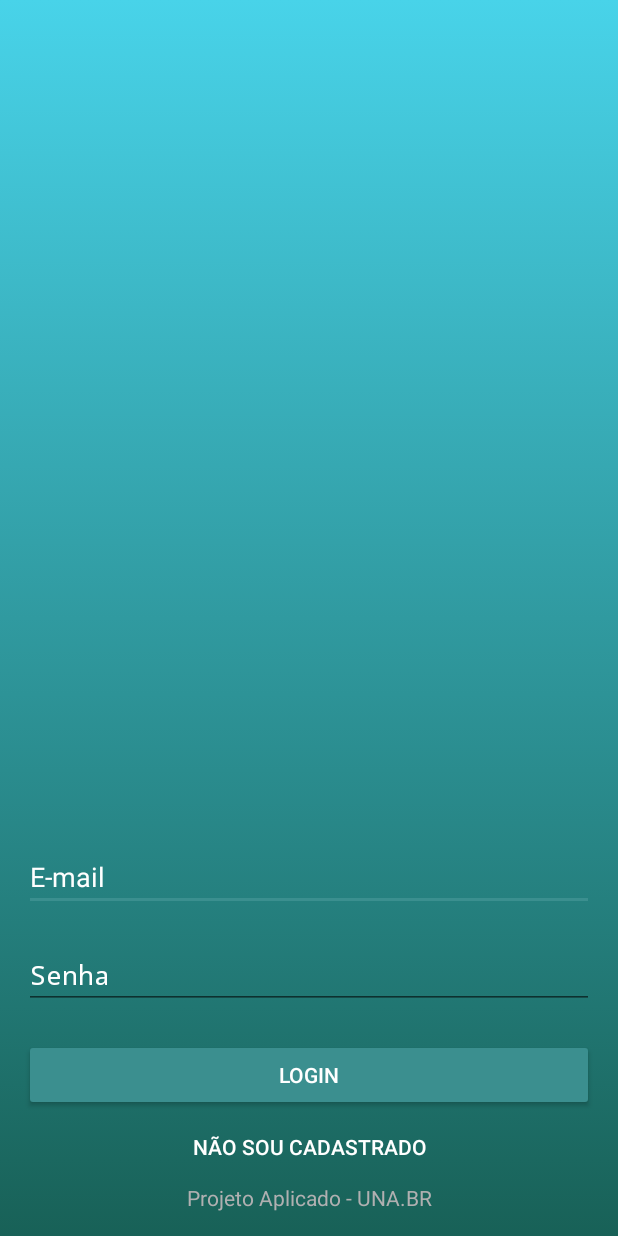
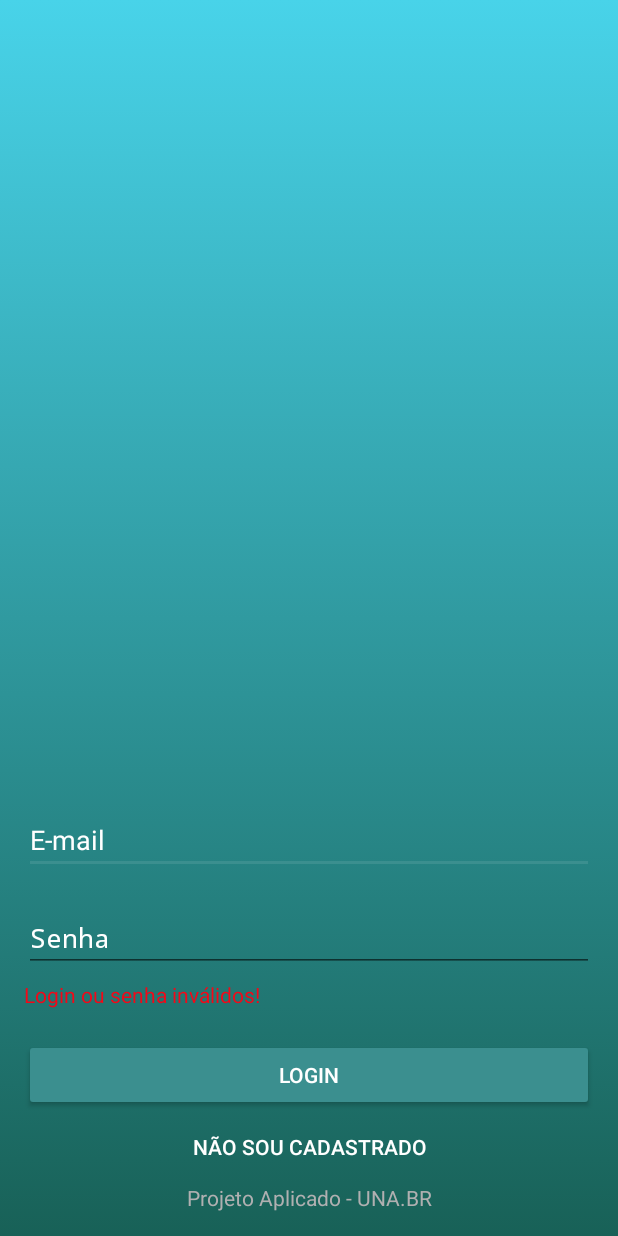
Before and after one commit to marcosbenevides/ProjetoAplicado-ECP4AN, an Android app: the screen it shows after launch (LoginActivity), on a phone screen of 412 x 824 dp. Run offline under Robolectric (Android 15) with nearby library versions, the phone set to English and light mode, and no system bars.

Commit message:
Interação com WS 2

```diff
--- a/app/src/main/java/br/una/projetoaplicado/marcosbenevides/vizinhancasegura/classes/Usuario.java
+++ b/app/src/main/java/br/una/projetoaplicado/marcosbenevides/vizinhancasegura/classes/Usuario.java
@@ -1,12 +1,26 @@
 package br.una.projetoaplicado.marcosbenevides.vizinhancasegura.classes;
+
 
 /**
  * Created by marcos.benevides on 21/10/2016.
  */
 
 public class Usuario {
+
     private String nome;
     private String email;
+
+
+    public Usuario() {
+    }
+
+    @Override
+    public String toString() {
+        return "Usuario{" +
+                "nome='" + nome + '\'' +
+                ", email='" + email + '\'' +
+                '}';
+    }
 
     public String getNome() {
         return nome;
@@ -24,11 +38,4 @@ public class Usuario {
         this.email = email;
     }
 
-    @Override
-    public String toString() {
-        return "Usuario{" +
-                "nome='" + nome + '\'' +
-                ", email='" + email + '\'' +
-                '}';
-    }
 }
--- /dev/null
+++ b/app/src/main/java/br/una/projetoaplicado/marcosbenevides/vizinhancasegura/requisicoesWS/RetrofitService.java
@@ -0,0 +1,30 @@
+package br.una.projetoaplicado.marcosbenevides.vizinhancasegura.requisicoesWS;
+
+import br.una.projetoaplicado.marcosbenevides.vizinhancasegura.classes.Usuario;
+import retrofit2.Call;
+import retrofit2.http.Field;
+import retrofit2.http.FormUrlEncoded;
+import retrofit2.http.GET;
+import retrofit2.http.Headers;
+import retrofit2.http.Path;
+
+/**
+ * Created by Marcos Benevides on 22/10/2016.
+ */
+
+public interface RetrofitService {
+
+    @GET("usuario")
+//    Call<String> buscarUsuario();
+
+    Call<Boolean> login();
+/*    Call<Usuario> buscarUsuario(@Path("idusuario") String idusuario,
+                                   @Path("nome") String nome,
+                                   @Path("email") String email,
+                                   @Path("enderecos") String enderecos,
+                                   @Path("segurancas") String segurancas,
+                                   @Path("alertas") String alertas);*/
+
+
+
+}
--- a/app/src/main/res/layout/activity_login.xml
+++ b/app/src/main/res/layout/activity_login.xml
@@ -56,13 +56,28 @@
         <EditText
             android:layout_width="fill_parent"
             android:layout_height="wrap_content"
-            android:layout_marginBottom="20dp"
+            android:layout_marginBottom="5dp"
             android:layout_marginLeft="0dp"
             android:layout_marginRight="0dp"
             android:password="true"
             android:hint="Senha"
             android:textColor="#ffffff"
             android:id="@+id/senhaEditor" />
+
+        <TextView
+            android:text="Login ou senha inválidos!"
+            android:layout_width="match_parent"
+            android:layout_height="wrap_content"
+            android:id="@+id/status_login"
+            android:visibility="visible"
+            android:textColor="@color/colorAccent"
+            android:layout_marginBottom="20dp"
+            android:layout_marginLeft="0dp"
+            android:layout_marginRight="0dp"
+            android:layout_alignParentRight="true"
+            android:layout_alignParentEnd="true"
+            android:layout_alignParentLeft="true"
+            android:layout_alignParentStart="true" />
     </LinearLayout>
 
     <Button
--- a/build.gradle
+++ b/build.gradle
@@ -5,7 +5,7 @@ buildscript {
         jcenter()
     }
     dependencies {
-        classpath 'com.android.tools.build:gradle:2.2.1'
+        classpath 'com.android.tools.build:gradle:2.2.2'
 
         // NOTE: Do not place your application dependencies here; they belong
         // in the individual module build.gradle files
```
Also changed, not shown: app/build.gradle (+7 -0 lines), app/src/main/java/br/una/projetoaplicado/marcosbenevides/vizinhancasegura/operacoes/OperacoesGerais.java (deleted, +0 -63 lines), app/src/main/java/br/una/projetoaplicado/marcosbenevides/vizinhancasegura/operacoes/OperacoesWS.java (deleted, +0 -71 lines), app/src/main/java/br/una/projetoaplicado/marcosbenevides/vizinhancasegura/requisicoesWS/ServiceGenerator.java (added, +52 -0 lines).
